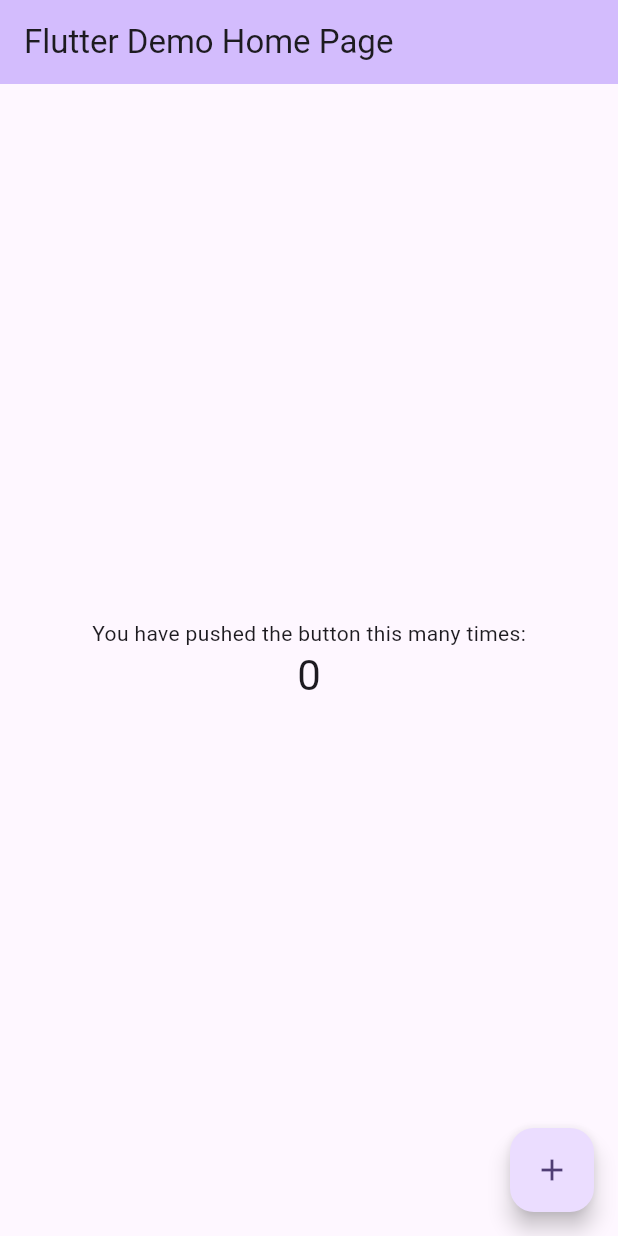
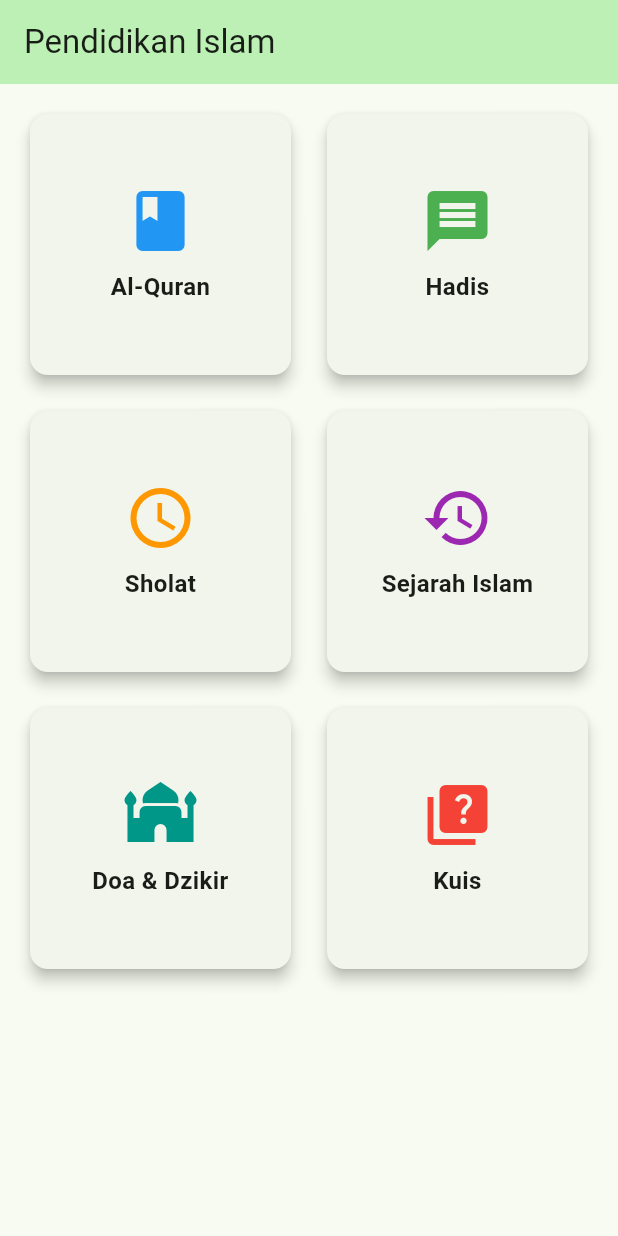
Before and after one commit to could-ai/019a4fbf-3f2b-78f4-9e4b-ec0ca5675053, a Flutter app: the screen it shows after launch, on a phone screen of 412 x 824 dp. Run offline on Flutter 3.47's test engine with Material 3 defaults, Android fonts, the phone set to English and light mode, and no system bars.

Commit message:
Modified the main.dart file to create a basic Islamic education app structure. Replaced the default counter app with a home page featuring a grid of menu cards for different Islamic education topics including Al-Quran, Hadis, Sholat, Islamic History, Prayers & Dhikr, and Quiz. Each card has an icon and is clickable with a placeholder snackbar message. Changed the app theme to use green as the primary color and enabled Material 3 design. This provides a foundation for an Islamic education app with clear navigation to different learning sections.

```diff
--- a/usr/lib/main.dart
+++ b/usr/lib/main.dart
@@ -7,114 +7,121 @@ void main() {
 class MyApp extends StatelessWidget {
   const MyApp({super.key});
 
-  // This widget is the root of your application.
   @override
   Widget build(BuildContext context) {
     return MaterialApp(
-      title: 'Flutter Demo',
+      title: 'Pendidikan Islam',
       debugShowCheckedModeBanner: false,
       theme: ThemeData(
-        // This is the theme of your application.
-        //
-        // TRY THIS: Try running your application with "flutter run". You'll see
-        // the application has a purple toolbar. Then, without quitting the app,
-        // try changing the seedColor in the colorScheme below to Colors.green
-        // and then invoke "hot reload" (save your changes or press the "hot
-        // reload" button in a Flutter-supported IDE, or press "r" if you used
-        // the command line to start the app).
-        //
-        // Notice that the counter didn't reset back to zero; the application
-        // state is not lost during the reload. To reset the state, use hot
-        // restart instead.
-        //
-        // This works for code too, not just values: Most code changes can be
-        // tested with just a hot reload.
-        colorScheme: ColorScheme.fromSeed(seedColor: Colors.deepPurple),
+        colorScheme: ColorScheme.fromSeed(seedColor: Colors.green),
+        useMaterial3: true,
       ),
-      home: const MyHomePage(title: 'Flutter Demo Home Page'),
+      home: const HomePage(),
     );
   }
 }
 
-class MyHomePage extends StatefulWidget {
-  const MyHomePage({super.key, required this.title});
-
-  // This widget is the home page of your application. It is stateful, meaning
-  // that it has a State object (defined below) that contains fields that affect
-  // how it looks.
-
-  // This class is the configuration for the state. It holds the values (in this
-  // case the title) provided by the parent (in this case the App widget) and
-  // used by the build method of the State. Fields in a Widget subclass are
-  // always marked "final".
-
-  final String title;
-
-  @override
-  State<MyHomePage> createState() => _MyHomePageState();
-}
-
-class _MyHomePageState extends State<MyHomePage> {
-  int _counter = 0;
-
-  void _incrementCounter() {
-    setState(() {
-      // This call to setState tells the Flutter framework that something has
-      // changed in this State, which causes it to rerun the build method below
-      // so that the display can reflect the updated values. If we changed
-      // _counter without calling setState(), then the build method would not be
-      // called again, and so nothing would appear to happen.
-      _counter++;
-    });
-  }
+class HomePage extends StatelessWidget {
+  const HomePage({super.key});
 
   @override
   Widget build(BuildContext context) {
-    // This method is rerun every time setState is called, for instance as done
-    // by the _incrementCounter method above.
-    //
-    // The Flutter framework has been optimized to make rerunning build methods
-    // fast, so that you can just rebuild anything that needs updating rather
-    // than having to individually change instances of widgets.
     return Scaffold(
       appBar: AppBar(
-        // TRY THIS: Try changing the color here to a specific color (to
-        // Colors.amber, perhaps?) and trigger a hot reload to see the AppBar
-        // change color while the other colors stay the same.
-        backgroundColor: Theme.of(context).colorScheme.inversePrimary,
-        // Here we take the value from the MyHomePage object that was created by
-        // the App.build method, and use it to set our appbar title.
-        title: Text(widget.title),
+        title: const Text('Pendidikan Islam'),
+        backgroundColor: Theme.of(context).colorScheme.primaryContainer,
       ),
-      body: Center(
-        // Center is a layout widget. It takes a single child and positions it
-        // in the middle of the parent.
-        child: Column(
-          // Column is also a layout widget. It takes a list of children and
-          // arranges them vertically. By default, it sizes itself to fit its
-          // children horizontally, and tries to be as tall as its parent.
-          //
-          // Column has various properties to control how it sizes itself and
-          // how it positions its children. Here we use mainAxisAlignment to
-          // center the children vertically; the main axis here is the vertical
-          // axis because Columns are vertical (the cross axis would be
-          // horizontal).
-          //
-          // TRY THIS: Invoke "debug painting" (choose the "Toggle Debug Paint"
-          // action in the IDE, or press "p" in the console), to see the
-          // wireframe for each widget.
-          mainAxisAlignment: MainAxisAlignment.center,
-          children: <Widget>[
-            const Text('You have pushed the button this many times:'),
-            Text('$_counter', style: Theme.of(context).textTheme.headlineMedium),
+      body: Padding(
+        padding: const EdgeInsets.all(16.0),
+        child: GridView.count(
+          crossAxisCount: 2,
+          crossAxisSpacing: 16.0,
+          mainAxisSpacing: 16.0,
+          children: const [
+            MenuCard(
+              title: 'Al-Quran',
+              icon: Icons.book,
+              color: Colors.blue,
+            ),
+            MenuCard(
+              title: 'Hadis',
+              icon: Icons.message,
+              color: Colors.green,
+            ),
+            MenuCard(
+              title: 'Sholat',
+              icon: Icons.access_time,
+              color: Colors.orange,
+            ),
+            MenuCard(
+              title: 'Sejarah Islam',
+              icon: Icons.history,
+              color: Colors.purple,
+            ),
+            MenuCard(
+              title: 'Doa & Dzikir',
+              icon: Icons.mosque,
+              color: Colors.teal,
+            ),
+            MenuCard(
+              title: 'Kuis',
+              icon: Icons.quiz,
+              color: Colors.red,
+            ),
           ],
         ),
       ),
-      floatingActionButton: FloatingActionButton(
-        onPressed: _incrementCounter,
-        tooltip: 'Increment',
-        child: const Icon(Icons.add),
-      ), // This trailing comma makes auto-formatting nicer for build methods.
     );
   }
 }
+
+class MenuCard extends StatelessWidget {
+  const MenuCard({
+    super.key,
+    required this.title,
+    required this.icon,
+    required this.color,
+  });
+
+  final String title;
+  final IconData icon;
+  final Color color;
+
+  @override
+  Widget build(BuildContext context) {
+    return Card(
+      elevation: 4.0,
+      shape: RoundedRectangleBorder(
+        borderRadius: BorderRadius.circular(12.0),
+      ),
+      child: InkWell(
+        onTap: () {
+          // TODO: Navigate to respective page
+          ScaffoldMessenger.of(context).showSnackBar(
+            SnackBar(content: Text('Navigasi ke $title')),
+          );
+        },
+        borderRadius: BorderRadius.circular(12.0),
+        child: Column(
+          mainAxisAlignment: MainAxisAlignment.center,
+          children: [
+            Icon(
+              icon,
+              size: 48.0,
+              color: color,
+            ),
+            const SizedBox(height: 8.0),
+            Text(
+              title,
+              style: const TextStyle(
+                fontSize: 16.0,
+                fontWeight: FontWeight.bold,
+              ),
+              textAlign: TextAlign.center,
+            ),
+          ],
+        ),
+      ),
+    );
+  }
+}
```
